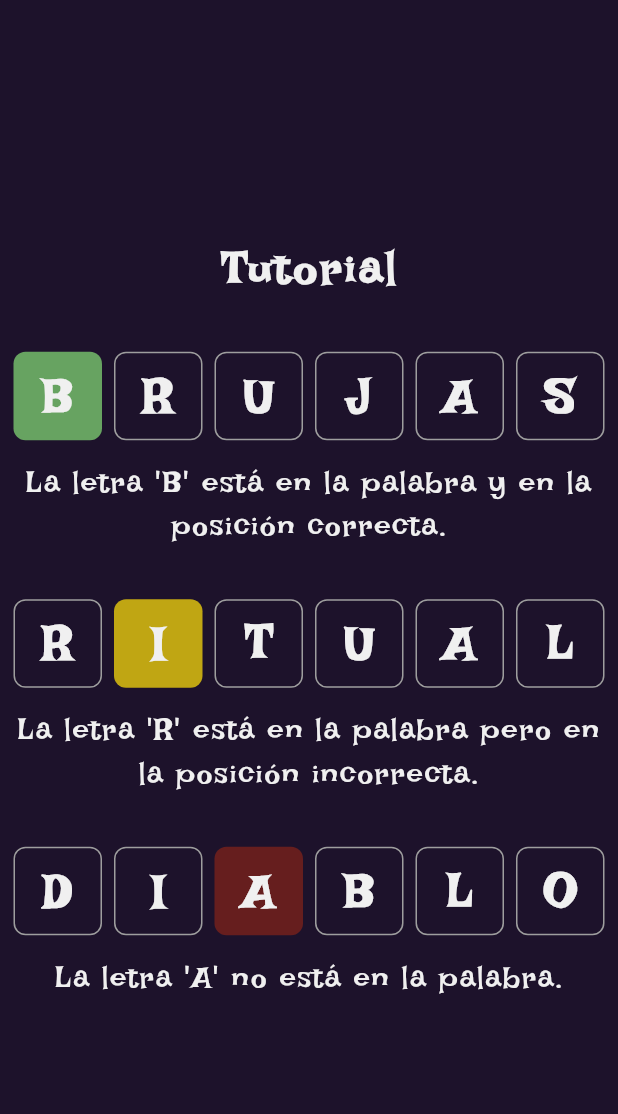
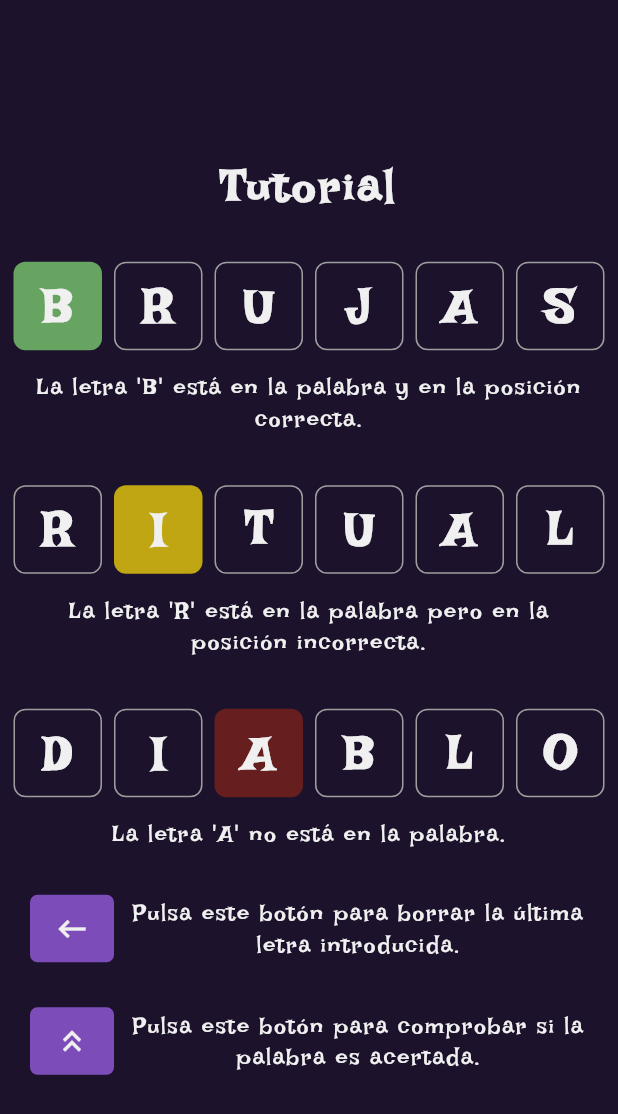
Before and after one commit to loomlight-games/Witchle, a Flutter app: the TutorialScreen screen opened directly, on a phone screen of 412 x 824 dp. Shown: the top 1114 px of the screen. Run offline on Flutter 3.47's test engine with Material 3 defaults, Android fonts, the light colour scheme and no system bars; our stand-ins replace equatable, flip_card.

Commit message:
FInal tutorial

```diff
--- a/lib/game/screens/tutorial_screen.dart
+++ b/lib/game/screens/tutorial_screen.dart
@@ -1,24 +1,59 @@
-import 'package:witchle/game/exports.dart'; // Importing necessary packages
+import 'package:witchle/game/exports.dart'; // Import necessary packages for the game
 
-// Define a stateful widget called TutorialScreen
+/// {@template TutorialScreen}
+/// Define a stateful widget called TutorialScreen
+/// {@endtemplate}
 class TutorialScreen extends StatefulWidget {
-  const TutorialScreen({super.key});
+  const TutorialScreen({super.key}); // Constructor with a key for the widget
 
   @override
-  State<TutorialScreen> createState() => _TutorialScreenState();
+  State<TutorialScreen> createState() =>
+      _TutorialScreenState(); // Create the state for this widget
 }
 
-// Define the state for the TutorialScreen widget
+/// {@template TutorialScreenState}
+/// Define the state for the TutorialScreen widget
+/// {@endtemplate}
 class _TutorialScreenState extends State<TutorialScreen> {
   // PROPERTIES ////////////////////////////////////////////////////////////
-  // Define sentences to describe the status of letters in the game
+  // Define font sizes for title and normal text
+  double titleSize = 30, normalTextSize = 15;
+
+  // Define sentences to describe the status of letters and button actions
   String sentence1 =
           "La letra 'B' está en la palabra y en la posición correcta.",
       sentence2 =
           "La letra 'R' está en la palabra pero en la posición incorrecta.",
-      sentence3 = "La letra 'A' no está en la palabra.";
+      sentence3 = "La letra 'A' no está en la palabra.",
+      sentence4 = "Pulsa este botón para borrar la última letra introducida.",
+      sentence5 = "Pulsa este botón para comprobar si la palabra es acertada.";
+
+  // Define a TextStyle for normal text to ensure consistency
+  static const TextStyle normalTextStyle = TextStyle(
+    fontSize: 15,
+    fontWeight: FontWeight.normal,
+    letterSpacing: 1,
+    color: letterColor, // Use a predefined color for text
+  );
 
   // METHODS ////////////////////////////////////////////////////////////////
+  // Method to create the title widget
+  Widget _buildTitle(String title) {
+    return Padding(
+      padding: const EdgeInsets.symmetric(vertical: 10), // Add vertical padding
+      child: Text(
+        title, // Display the title text
+        style: TextStyle(
+          fontSize: titleSize, // Use the defined title size
+          fontWeight: FontWeight.bold,
+          letterSpacing: 2,
+          color: letterColor, // Use a predefined color for the title
+        ),
+        textAlign: TextAlign.center, // Center the text horizontally
+      ),
+    );
+  }
+
   // Method to create a board example with tiles and a descriptive sentence
   Widget _boardExample(
       String word, LetterStatus status, int position, String sentence) {
@@ -39,27 +74,69 @@ class _TutorialScreenState extends State<TutorialScreen> {
     });
 
     // Return a Column widget containing the row of tiles and the sentence
-    return Column(
-      mainAxisAlignment: MainAxisAlignment.center,
+    return Padding(
+      padding: const EdgeInsets.symmetric(vertical: 15), // Add vertical padding
+      child: Column(
+        mainAxisAlignment:
+            MainAxisAlignment.center, // Center children vertically
         children: [
           // Row to display the tiles horizontally
           Row(
-          mainAxisAlignment: MainAxisAlignment.center,
-          children: tiles,
+            mainAxisAlignment:
+                MainAxisAlignment.center, // Center tiles horizontally
+            children: tiles, // Add the generated tiles
           ),
-        SizedBox(height: 10), // Space between tiles and text
-        // Text widget to display the descriptive sentence
-        Text(
-          sentence,
-          textAlign: TextAlign.center,
-          style: TextStyle(
-            fontSize: 20,
-            fontWeight: FontWeight.normal,
-            letterSpacing: 1,
-            color: letterColor,
+          const SizedBox(height: 10), // Space between tiles and text
+          // Container with margins to prevent overflow
+          Container(
+            margin: const EdgeInsets.symmetric(
+                horizontal: 20), // Horizontal margins
+            child: Text(
+              sentence, // Display the descriptive sentence
+              textAlign: TextAlign.center, // Center the text horizontally
+              style: normalTextStyle, // Use the predefined text style
             ),
           ),
         ],
+      ),
+    );
+  }
+
+  // Method to create a button example with an icon and descriptive text
+  Widget _buttonExample(String sentence, Icon icon) {
+    return Padding(
+      padding: const EdgeInsets.symmetric(vertical: 15), // Add vertical padding
+      child: Row(
+        mainAxisAlignment:
+            MainAxisAlignment.center, // Center children horizontally
+        children: [
+          // Icon widget with rounded corners and specific margins
+          Container(
+            decoration: BoxDecoration(
+              color:
+                  specialButtonColor, // Use a predefined color for the button
+              borderRadius: BorderRadius.circular(5), // Rounded corners
+            ),
+            height: 45, // Set the height of the icon container
+            width: 56, // Set the width of the icon container
+            margin: const EdgeInsets.only(
+                left: 20, right: 10), // Specific margins for the icon
+            child: icon, // Display the icon
+          ),
+          // Flexible Container with right margin to prevent overflow
+          Flexible(
+            child: Container(
+              margin:
+                  const EdgeInsets.only(right: 20), // Right margin for the text
+              child: Text(
+                sentence, // Display the descriptive sentence
+                textAlign: TextAlign.center, // Center the text horizontally
+                style: normalTextStyle, // Use the predefined text style
+              ),
+            ),
+          ),
+        ],
+      ),
     );
   }
 
@@ -69,29 +146,29 @@ class _TutorialScreenState extends State<TutorialScreen> {
     // Build method to construct the UI of the screen
     return Scaffold(
       body: Center(
+        child: SingleChildScrollView(
+          // Use SingleChildScrollView to prevent overflow
           child: Column(
-          mainAxisAlignment: MainAxisAlignment.center,
+            mainAxisAlignment:
+                MainAxisAlignment.spaceEvenly, // Evenly space children
             children: [
               // Title text for the tutorial
-            Text(
-              'Tutorial',
-              style: TextStyle(
-                fontSize: 30,
-                fontWeight: FontWeight.bold,
-                letterSpacing: 2,
-                color: letterColor,
-              ),
-            ),
-            SizedBox(height: 30), // Space between title and first example
+              _buildTitle('Tutorial'),
               // First board example with tiles and text
               _boardExample('BRUJAS', LetterStatus.correct, 0, sentence1),
-            SizedBox(height: 30), // Space between examples
               // Second board example with tiles and text
               _boardExample('RITUAL', LetterStatus.inWord, 1, sentence2),
-            SizedBox(height: 30), // Space between examples
               // Third board example with tiles and text
               _boardExample('DIABLO', LetterStatus.notInWord, 2, sentence3),
+              // Button examples with icons and text
+              _buttonExample(sentence4,
+                  const Icon(Icons.keyboard_backspace, color: letterColor)),
+              _buttonExample(
+                  sentence5,
+                  const Icon(Icons.keyboard_double_arrow_up,
+                      color: letterColor)),
             ],
+          ),
         ),
       ),
     );
--- a/lib/game/widgets/keyboard_widget.dart
+++ b/lib/game/widgets/keyboard_widget.dart
@@ -102,7 +102,7 @@ class _KeyboardButton extends StatelessWidget {
       ),
       child: Material(
         color: backGroundColor,
-        borderRadius: BorderRadius.circular(4),
+        borderRadius: BorderRadius.circular(5),
         child: InkWell(
           onTap: onTap,
           child: Container(
```
Lines whose indentation alone changed are shown as unchanged.
